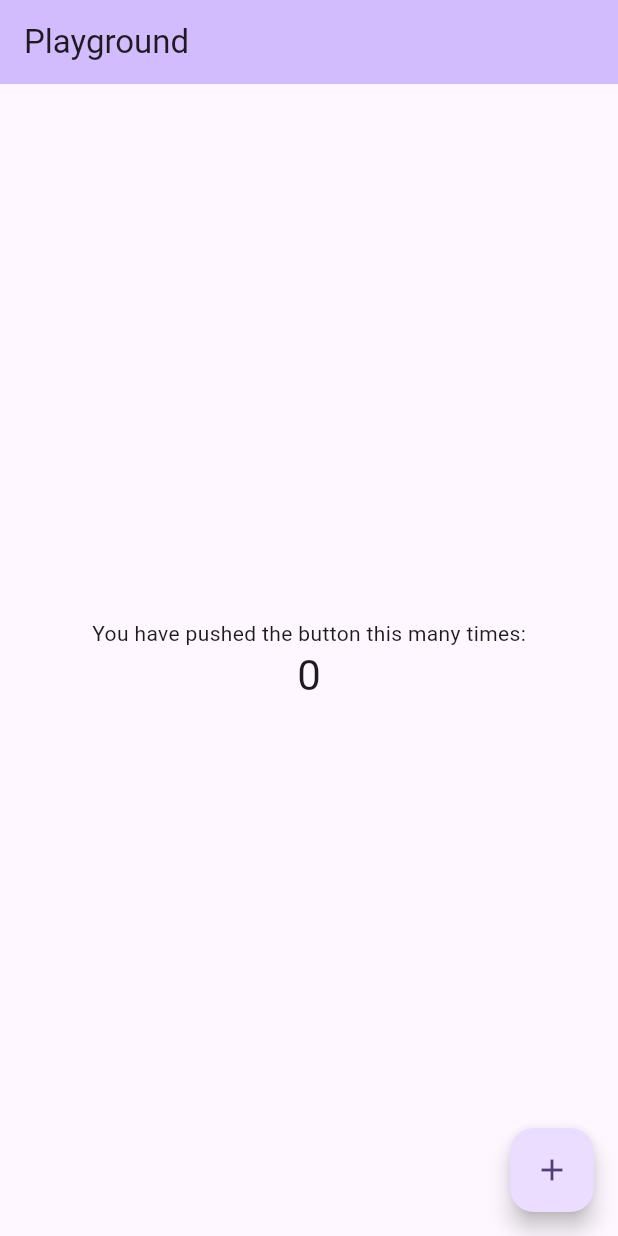
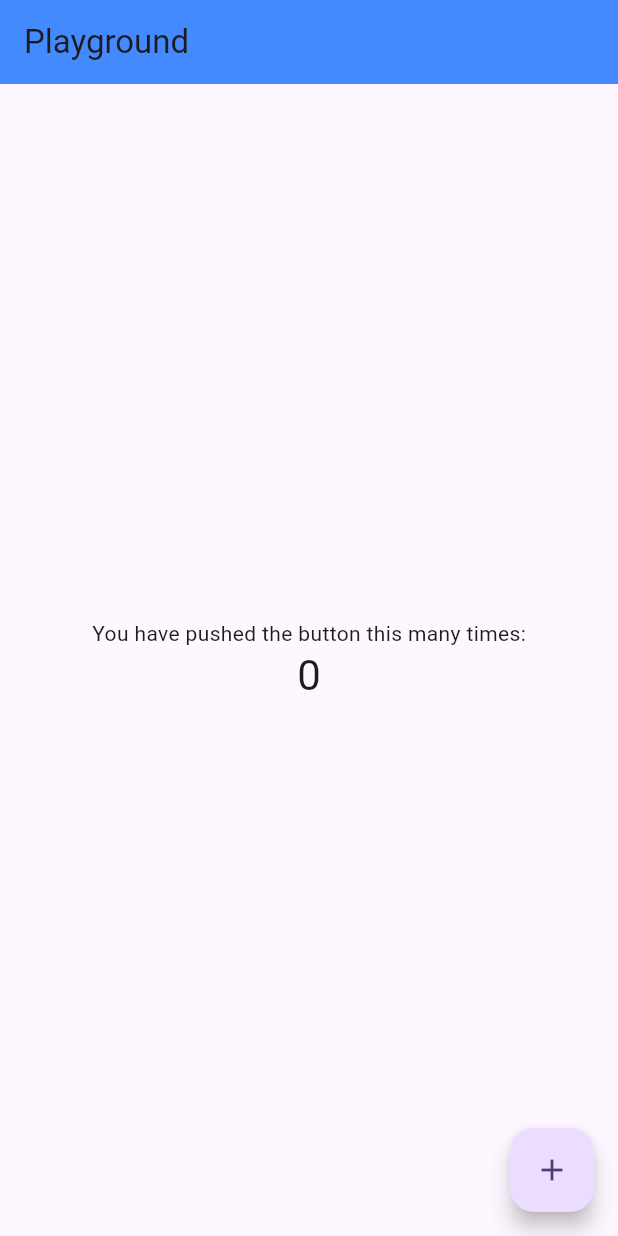
Before and after one commit to Meta-Sujet/playground, a Flutter app: the screen it shows after launch, on a phone screen of 412 x 824 dp. Run offline on Flutter 3.47's test engine with Material 3 defaults, Android fonts, the phone set to English and light mode, and no system bars.

```diff
--- a/lib/main.dart
+++ b/lib/main.dart
@@ -41,7 +41,7 @@ class _MyHomePageState extends State<MyHomePage> {
   Widget build(BuildContext context) {
     return Scaffold(
       appBar: AppBar(
-        backgroundColor: Theme.of(context).colorScheme.inversePrimary,
+        backgroundColor: Colors.blueAccent,
         title: Text(widget.title),
       ),
       body: Center(
```
